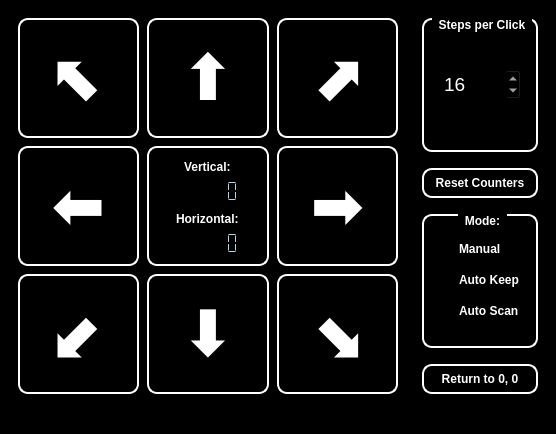
The window that axis45.ui (muchnoi/motor) describes before a commit, drawn with Qt 5.
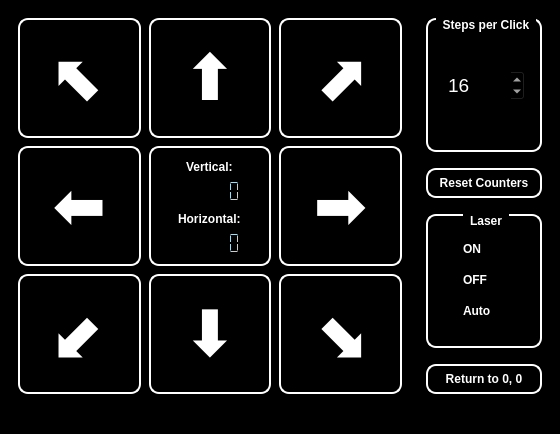
The same window after the commit.

Commit message: add laser power control

Diff of the .ui file:
```diff
--- a/axis45.ui
+++ b/axis45.ui
@@ -6,8 +6,8 @@
    <rect>
     <x>0</x>
     <y>0</y>
-    <width>556</width>
-    <height>430</height>
+    <width>560</width>
+    <height>434</height>
    </rect>
   </property>
   <property name="windowTitle">
@@ -36,6 +36,13 @@
    border-width: 0px;
    font-weight: bold;
   }
+QCheckBox
+ {
+   color: white; 
+   background-color:black; 
+   border-width: 0px;
+   font-weight: bold;
+  }
 QRadioButton:hover {color: yellow;}
 QSpinBox{color: white; background-color:black;}
 QPushButton {
@@ -457,6 +464,9 @@
           <string>Steps per Click</string>
          </property>
          <layout class="QVBoxLayout" name="verticalLayout_3">
+          <property name="topMargin">
+           <number>11</number>
+          </property>
           <item>
            <widget class="QSpinBox" name="StepsBox">
             <property name="sizePolicy">
@@ -506,7 +516,7 @@
        <item>
         <widget class="QGroupBox" name="ModeGroup">
          <property name="title">
-          <string>Mode:</string>
+          <string>Laser</string>
          </property>
          <layout class="QVBoxLayout" name="verticalLayout_4">
           <item>
@@ -515,7 +525,7 @@
              <enum>Qt::StrongFocus</enum>
             </property>
             <property name="text">
-             <string>Manual</string>
+             <string>ON</string>
             </property>
            </widget>
           </item>
@@ -525,17 +535,23 @@
              <enum>Qt::StrongFocus</enum>
             </property>
             <property name="text">
-             <string>Auto Keep</string>
+             <string>OFF</string>
             </property>
            </widget>
           </item>
           <item>
-           <widget class="QRadioButton" name="AutoScanButton">
+           <widget class="QCheckBox" name="AutoMode">
+            <property name="font">
+             <font>
+              <weight>75</weight>
+              <bold>true</bold>
+             </font>
+            </property>
             <property name="focusPolicy">
              <enum>Qt::StrongFocus</enum>
             </property>
             <property name="text">
-             <string>Auto Scan</string>
+             <string>Auto</string>
             </property>
            </widget>
           </item>
```
Left out of the diff: 4 changed lines with no effect on the pictures. The commit also changes 2 other files.
